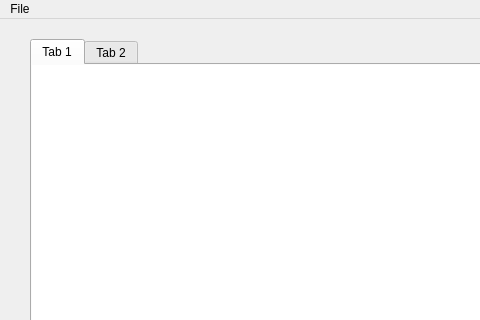
Qt form PassKeeper/mainwindow.ui (ShnapDozer/PassKeeper) before a commit; both pictures show x 0 to 480 and y 0 to 320 of the 1081 by 600 pixel window.
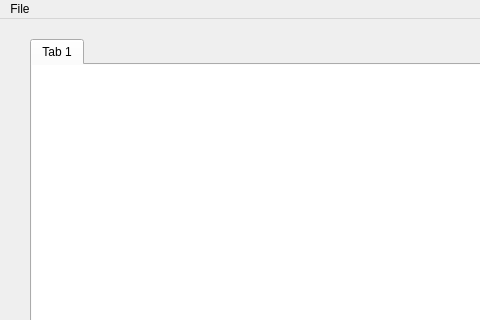
The same form after that commit.

Patch:
```diff
--- a/PassKeeper/mainwindow.ui
+++ b/PassKeeper/mainwindow.ui
@@ -41,11 +41,6 @@
       </property>
      </widget>
     </widget>
-    <widget class="QWidget" name="tab_2">
-     <attribute name="title">
-      <string>Tab 2</string>
-     </attribute>
-    </widget>
    </widget>
    <widget class="QPushButton" name="MW_Seach">
     <property name="geometry">
```
Left out of the diff: 2 changed lines with no effect on the pictures.
